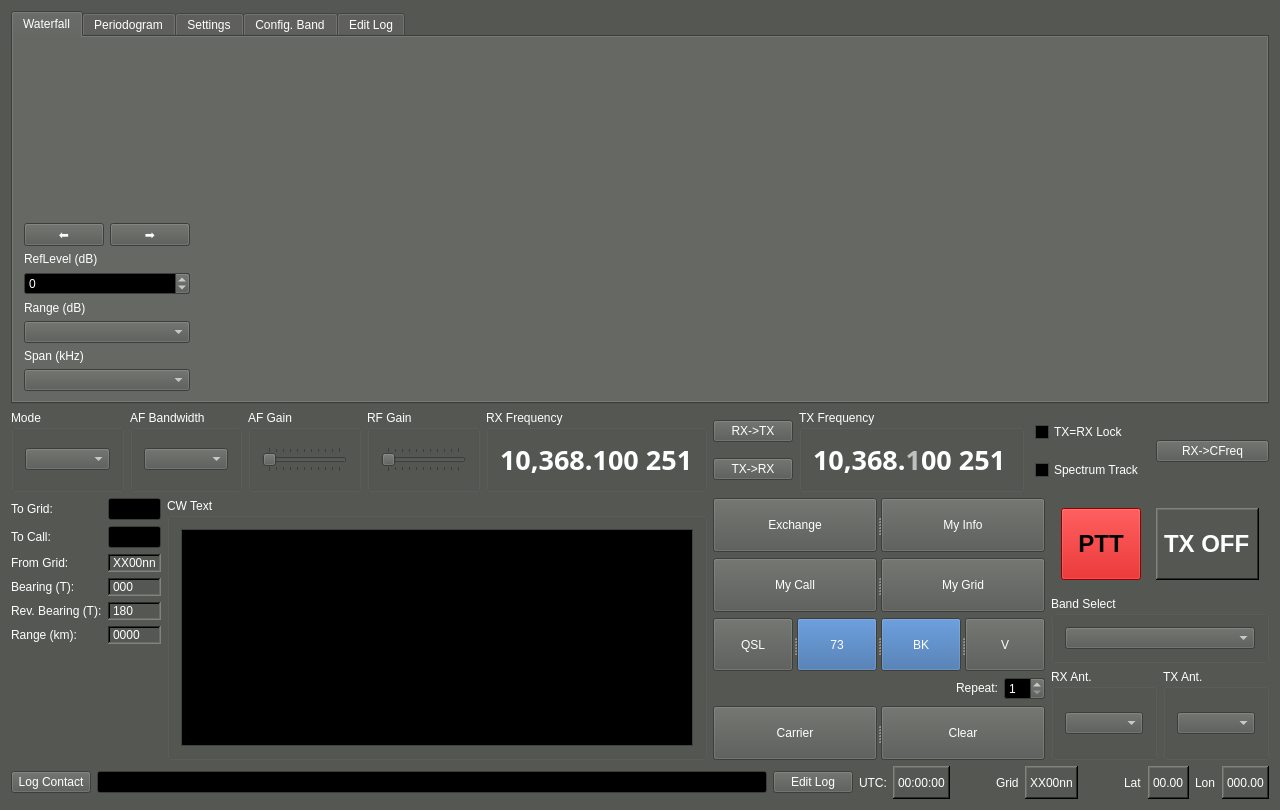
kb1vc/SoDaRadio, file qtgui/mainwindow.ui: the form before one commit.
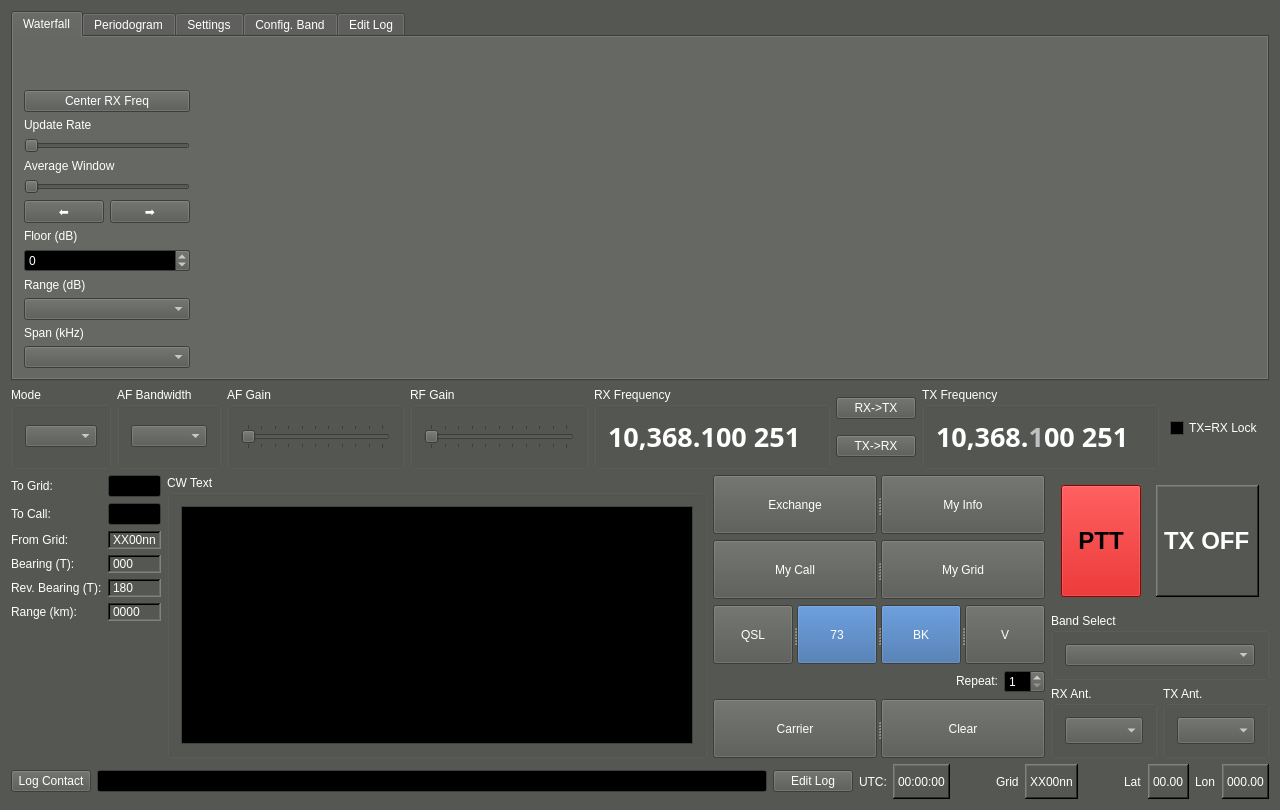
The form after the commit. The open tabs and pages were chosen to show the change. Custom widgets are drawn as their Qt base class.

Commit message: tuning controls are now linked.  next is filter...

Diff of the .ui file:
```diff
--- a/qtgui/mainwindow.ui
+++ b/qtgui/mainwindow.ui
@@ -450,7 +450,7 @@
      <height>810</height>
     </size>
    </property>
-   <layout class="QVBoxLayout" name="verticalLayout_29" stretch="12,2,8,1">
+   <layout class="QVBoxLayout" name="verticalLayout_29" stretch="0,2,8,1">
     <item>
      <widget class="QTabWidget" name="Display_tabs">
       <property name="minimumSize">
@@ -484,6 +484,53 @@
               </property>
              </spacer>
             </item>
+            <item>
+             <widget class="QPushButton" name="wf_RX2Center_btn">
+              <property name="text">
+               <string>Center RX Freq</string>
+              </property>
+             </widget>
+            </item>
+            <item>
+             <widget class="QLabel" name="label_16">
+              <property name="text">
+               <string>Update Rate</string>
+              </property>
+             </widget>
+            </item>
+            <item>
+             <widget class="QSlider" name="wf_updateRate_sl">
+              <property name="minimum">
+               <number>1</number>
+              </property>
+              <property name="maximum">
+               <number>11</number>
+              </property>
+              <property name="orientation">
+               <enum>Qt::Horizontal</enum>
+              </property>
+             </widget>
+            </item>
+            <item>
+             <widget class="QLabel" name="label_15">
+              <property name="text">
+               <string>Average Window</string>
+              </property>
+             </widget>
+            </item>
+            <item>
+             <widget class="QSlider" name="wf_avgWindow_sl">
+              <property name="minimum">
+               <number>1</number>
+              </property>
+              <property name="maximum">
+               <number>50</number>
+              </property>
+              <property name="orientation">
+               <enum>Qt::Horizontal</enum>
+              </property>
+             </widget>
+            </item>
             <item>
              <layout class="QHBoxLayout" name="horizontalLayout_15">
               <item>
@@ -505,7 +552,7 @@
             <item>
              <widget class="QLabel" name="label_19">
               <property name="text">
-               <string>RefLevel (dB)</string>
+               <string>Floor (dB)</string>
               </property>
              </widget>
             </item>
@@ -530,7 +577,14 @@
              </widget>
             </item>
             <item>
-             <widget class="WFallDynRangeComboBox" name="wf_dynRange_cb"/>
+             <widget class="WFallDynRangeComboBox" name="wf_dynRange_cb">
+              <property name="sizePolicy">
+               <sizepolicy hsizetype="MinimumExpanding" vsizetype="Fixed">
+                <horstretch>0</horstretch>
+                <verstretch>0</verstretch>
+               </sizepolicy>
+              </property>
+             </widget>
             </item>
             <item>
              <widget class="QLabel" name="label_17">
@@ -540,12 +594,25 @@
              </widget>
             </item>
             <item>
-             <widget class="WFallSpanComboBox" name="wf_freqSpan_cb"/>
+             <widget class="WFallSpanComboBox" name="wf_freqSpan_cb">
+              <property name="sizePolicy">
+               <sizepolicy hsizetype="MinimumExpanding" vsizetype="Fixed">
+                <horstretch>0</horstretch>
+                <verstretch>0</verstretch>
+               </sizepolicy>
+              </property>
+             </widget>
             </item>
            </layout>
           </item>
           <item>
            <widget class="SoDaWFall" name="waterfall_plt" native="true">
+            <property name="sizePolicy">
+             <sizepolicy hsizetype="Expanding" vsizetype="Preferred">
+              <horstretch>0</horstretch>
+              <verstretch>0</verstretch>
+             </sizepolicy>
+            </property>
             <layout class="QHBoxLayout" name="horizontalLayout_16"/>
            </widget>
           </item>
@@ -1761,7 +1828,7 @@
      </widget>
     </item>
     <item>
-     <layout class="QHBoxLayout" name="Controls_box" stretch="2,2,2,2,0,0,4,0,2">
+     <layout class="QHBoxLayout" name="Controls_box" stretch="1,1,3,3,4,1,4,1">
       <item>
        <widget class="QGroupBox" name="Mode_box">
         <property name="title">
@@ -1926,24 +1993,6 @@
           </property>
          </widget>
         </item>
-        <item>
-         <widget class="QCheckBox" name="SpecTrack_chk">
-          <property name="text">
-           <string>Spectrum Track</string>
-          </property>
-         </widget>
-        </item>
-       </layout>
-      </item>
-      <item>
-       <layout class="QGridLayout" name="TuneCtrl_box">
-        <item row="0" column="0">
-         <widget class="QPushButton" name="RXtoCF_btn">
-          <property name="text">
-           <string>RX-&gt;CFreq</string>
-          </property>
-         </widget>
-        </item>
        </layout>
       </item>
      </layout>
@@ -2418,7 +2467,7 @@
        </layout>
       </item>
       <item>
-       <layout class="QVBoxLayout" name="PTTCtrl_lay" stretch="2,0,2">
+       <layout class="QVBoxLayout" name="PTTCtrl_lay" stretch="2,1,1">
         <item>
          <layout class="QHBoxLayout" name="horizontalLayout_3">
           <property name="spacing">
@@ -2921,10 +2970,16 @@
             <layout class="QVBoxLayout" name="verticalLayout_20">
              <item>
               <widget class="QComboBox" name="RXAnt_sel">
+               <property name="sizePolicy">
+                <sizepolicy hsizetype="Preferred" vsizetype="Expanding">
+                 <horstretch>0</horstretch>
+                 <verstretch>0</verstretch>
+                </sizepolicy>
+               </property>
                <property name="minimumSize">
                 <size>
                  <width>0</width>
-                 <height>14</height>
+                 <height>27</height>
                 </size>
                </property>
               </widget>
@@ -2940,10 +2995,16 @@
             <layout class="QVBoxLayout" name="verticalLayout_19">
              <item>
               <widget class="QComboBox" name="TXAnt_sel">
+               <property name="sizePolicy">
+                <sizepolicy hsizetype="Preferred" vsizetype="Expanding">
+                 <horstretch>0</horstretch>
+                 <verstretch>0</verstretch>
+                </sizepolicy>
+               </property>
                <property name="minimumSize">
                 <size>
                  <width>0</width>
-                 <height>14</height>
+                 <height>24</height>
                 </size>
                </property>
               </widget>
```
Left out of the diff: 33 changed lines with no effect on the pictures. The commit also changes 10 other files.
